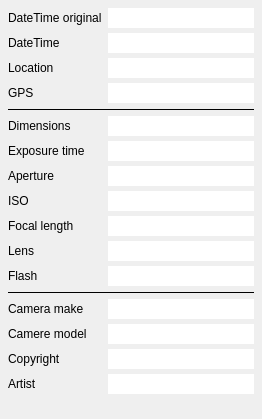
Old version of the form library/modules/metadatamodule.ui in the repository jaapgeurts/photostage.
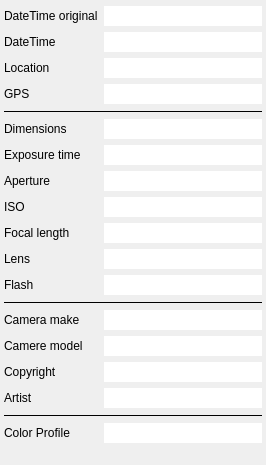
New version of the form.

What changed in the file:
```diff
--- a/library/modules/metadatamodule.ui
+++ b/library/modules/metadatamodule.ui
@@ -6,8 +6,8 @@
    <rect>
     <x>0</x>
     <y>0</y>
-    <width>262</width>
-    <height>419</height>
+    <width>266</width>
+    <height>465</height>
    </rect>
   </property>
   <property name="windowTitle">
@@ -18,19 +18,19 @@
     <enum>QFormLayout::ExpandingFieldsGrow</enum>
    </property>
    <property name="verticalSpacing">
-    <number>5</number>
+    <number>6</number>
    </property>
    <property name="leftMargin">
-    <number>8</number>
+    <number>4</number>
    </property>
    <property name="topMargin">
-    <number>8</number>
+    <number>6</number>
    </property>
    <property name="rightMargin">
-    <number>8</number>
+    <number>4</number>
    </property>
    <property name="bottomMargin">
-    <number>8</number>
+    <number>6</number>
    </property>
    <item row="0" column="0">
     <widget class="QLabel" name="label">
@@ -307,6 +307,33 @@
      </property>
     </widget>
    </item>
+   <item row="17" column="0" colspan="2">
+    <widget class="Line" name="line_3">
+     <property name="frameShadow">
+      <enum>QFrame::Plain</enum>
+     </property>
+     <property name="orientation">
+      <enum>Qt::Horizontal</enum>
+     </property>
+    </widget>
+   </item>
+   <item row="18" column="0">
+    <widget class="QLabel" name="label_16">
+     <property name="text">
+      <string>Color Profile</string>
+     </property>
+    </widget>
+   </item>
+   <item row="18" column="1">
+    <widget class="QLineEdit" name="leColorProfile">
+     <property name="frame">
+      <bool>false</bool>
+     </property>
+     <property name="readOnly">
+      <bool>true</bool>
+     </property>
+    </widget>
+   </item>
   </layout>
  </widget>
  <resources/>
```
